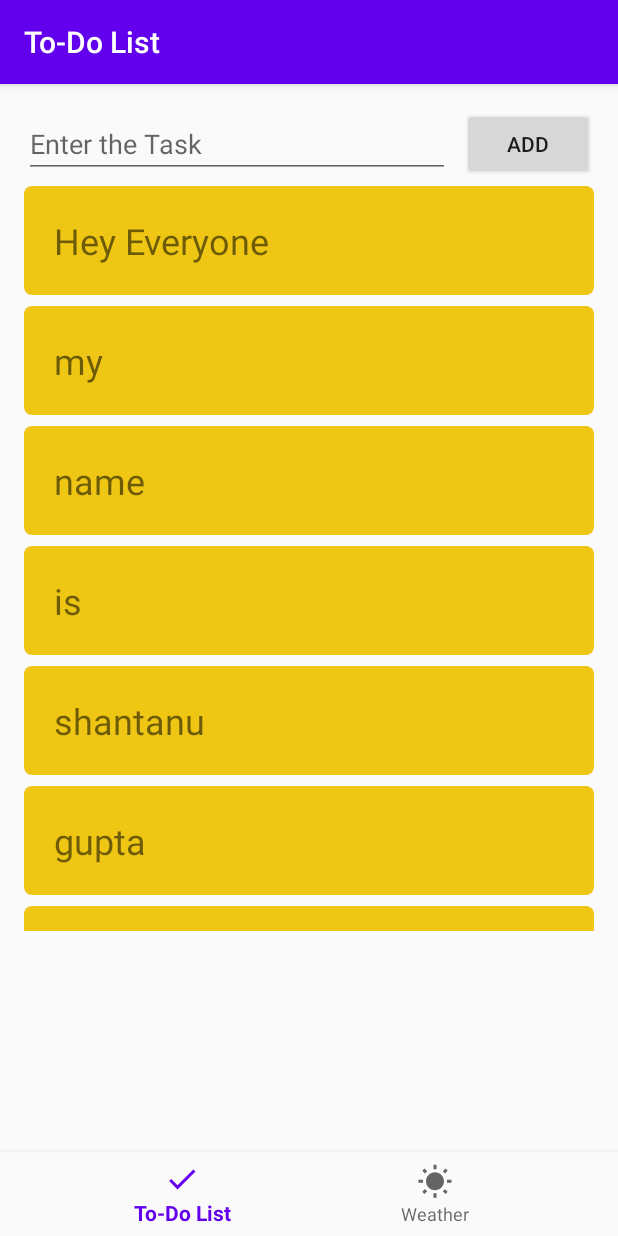
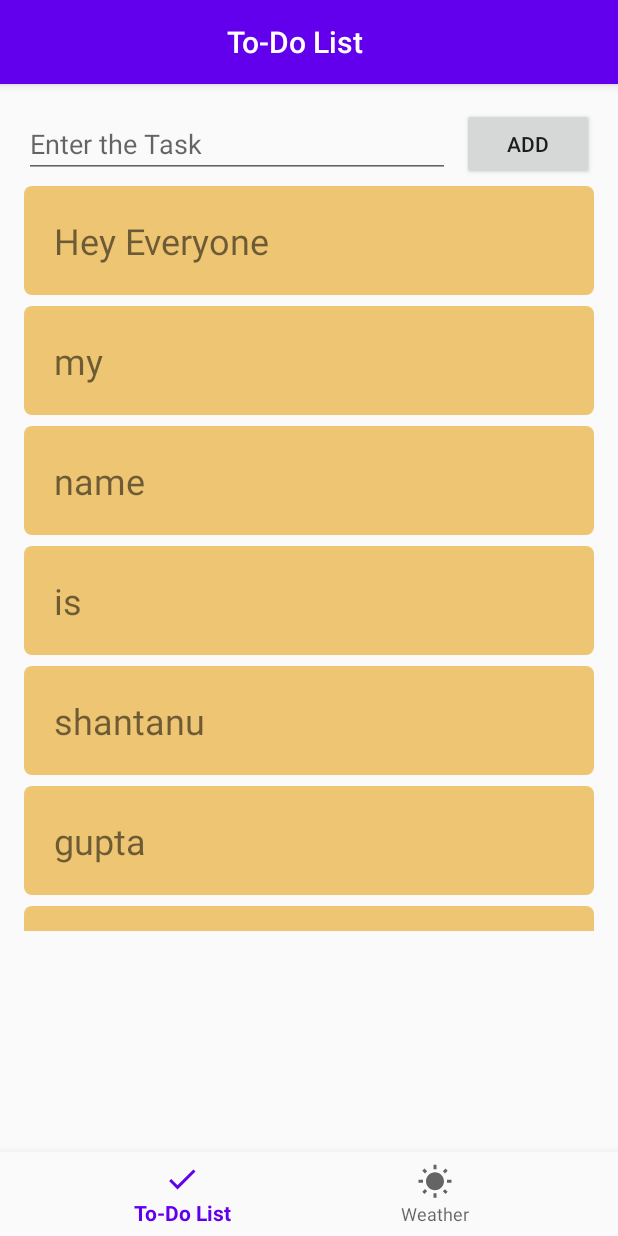
Before and after one commit to GuptaShantanu6/To-Do-List-Weather-Application, an Android app: the screen it shows after launch (MainActivity), on a phone screen of 412 x 824 dp. Run offline under Robolectric (Android 15) with nearby library versions, the light colour scheme and no system bars; libraries missing offline, so code that uses them is left out: jp.wasabeef.recyclerview; 1 statement that could not run was skipped.

Commit message:
List: Minor Changes

```diff
--- a/app/build.gradle
+++ b/app/build.gradle
@@ -44,4 +44,7 @@ dependencies {
     //recycler view animation
     implementation 'jp.wasabeef:recyclerview-animators:4.0.0'
 
+    //gson implementation
+    implementation 'com.google.code.gson:gson:2.8.5'
+
 }
--- a/app/src/main/java/com/example/listweather/fragments/ListFragment.kt
+++ b/app/src/main/java/com/example/listweather/fragments/ListFragment.kt
@@ -2,6 +2,7 @@ package com.example.listweather.fragments
 
 import android.app.Activity
 import android.content.Context
+import android.content.SharedPreferences
 import android.os.Bundle
 import androidx.fragment.app.Fragment
 import android.view.LayoutInflater
@@ -81,7 +82,7 @@ class ListFragment : Fragment() {
         var itemTouchHelper = ItemTouchHelper(SwipeToDelete(adapter))
         itemTouchHelper.attachToRecyclerView(recycleViewId)
 
-        (activity as AppCompatActivity).supportActionBar?.title = "To-Do List"
+        (activity as AppCompatActivity).supportActionBar?.title = "                             To-Do List            "
 
         return x
     }
--- a/app/src/main/java/com/example/listweather/fragments/WeatherFragment.kt
+++ b/app/src/main/java/com/example/listweather/fragments/WeatherFragment.kt
@@ -18,7 +18,7 @@ class WeatherFragment : Fragment() {
 
         val wView : View = inflater.inflate(R.layout.fragment_weather,container,false)
 
-        (activity as AppCompatActivity).supportActionBar?.title = "Weather"
+        (activity as AppCompatActivity).supportActionBar?.title = "                               Weather            "
 
         return wView
     }
--- a/app/src/main/res/drawable/rounded_corner.xml
+++ b/app/src/main/res/drawable/rounded_corner.xml
@@ -1,7 +1,7 @@
 <?xml version="1.0" encoding="utf-8"?>
 <shape xmlns:android="http://schemas.android.com/apk/res/android">
 
-    <solid android:color="#EEC613"/>
+    <solid android:color="#EEC673"/>
 
     <padding
         android:left="1dp"
```
